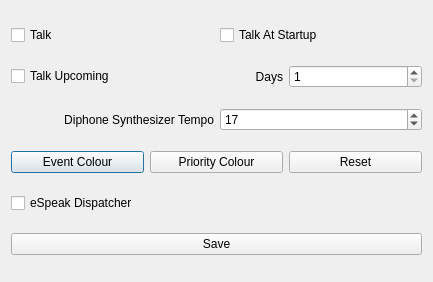
crispinprojects/talkcalendar, file src/configdialog.ui: the form before one commit.
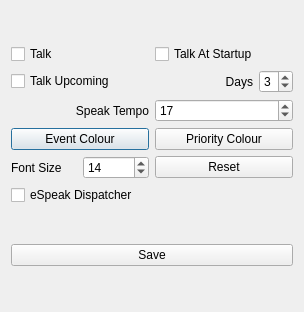
The form after the commit.

Patch:
```diff
--- a/src/configdialog.ui
+++ b/src/configdialog.ui
@@ -6,8 +6,8 @@
    <rect>
     <x>0</x>
     <y>0</y>
-    <width>433</width>
-    <height>282</height>
+    <width>304</width>
+    <height>312</height>
    </rect>
   </property>
   <property name="windowTitle">
@@ -15,7 +15,9 @@
   </property>
   <layout class="QGridLayout" name="gridLayout">
    <item row="0" column="0">
-    <layout class="QHBoxLayout" name="horizontalLayout">
+    <layout class="QVBoxLayout" name="verticalLayout">
+     <item>
+      <layout class="QHBoxLayout" name="horizontalLayout_7">
      <item>
       <widget class="QCheckBox" name="checkTalk">
        <property name="text">
@@ -32,8 +34,8 @@
      </item>
     </layout>
    </item>
-   <item row="1" column="0">
-    <layout class="QHBoxLayout" name="horizontalLayout_2">
+     <item>
+      <layout class="QHBoxLayout" name="horizontalLayout_6">
      <item>
       <widget class="QCheckBox" name="checkUpcoming">
        <property name="text">
@@ -42,6 +44,21 @@
       </widget>
      </item>
      <item>
+        <spacer name="horizontalSpacer">
+         <property name="orientation">
+          <enum>Qt::Orientation::Horizontal</enum>
+         </property>
+         <property name="sizeHint" stdset="0">
+          <size>
+           <width>40</width>
+           <height>20</height>
+          </size>
+         </property>
+        </spacer>
+       </item>
+       <item>
+        <layout class="QHBoxLayout" name="horizontalLayout_5">
+         <item>
       <widget class="QLabel" name="labelUpcomingDays">
        <property name="text">
         <string>Days</string>
@@ -59,16 +76,21 @@
        <property name="maximum">
         <number>7</number>
        </property>
+           <property name="value">
+            <number>3</number>
+           </property>
       </widget>
      </item>
     </layout>
    </item>
-   <item row="2" column="0">
+      </layout>
+     </item>
+     <item>
     <layout class="QHBoxLayout" name="horizontalLayout_4">
      <item>
       <widget class="QLabel" name="labelTempo">
        <property name="text">
-        <string>Diphone Synthesizer Tempo</string>
+          <string>Speak Tempo</string>
        </property>
        <property name="alignment">
         <set>Qt::AlignmentFlag::AlignRight|Qt::AlignmentFlag::AlignTrailing|Qt::AlignmentFlag::AlignVCenter</set>
@@ -90,7 +112,7 @@
      </item>
     </layout>
    </item>
-   <item row="3" column="0">
+     <item>
     <layout class="QHBoxLayout" name="horizontalLayout_3">
      <item>
       <widget class="QPushButton" name="btnEventColor">
@@ -106,6 +128,37 @@
        </property>
       </widget>
      </item>
+      </layout>
+     </item>
+     <item>
+      <layout class="QHBoxLayout" name="horizontalLayout_2">
+       <item>
+        <layout class="QHBoxLayout" name="horizontalLayout">
+         <item>
+          <widget class="QLabel" name="label">
+           <property name="text">
+            <string>Font Size</string>
+           </property>
+          </widget>
+         </item>
+         <item>
+          <widget class="QSpinBox" name="spinFontSize">
+           <property name="minimum">
+            <number>10</number>
+           </property>
+           <property name="maximum">
+            <number>24</number>
+           </property>
+           <property name="value">
+            <number>14</number>
+           </property>
+           <property name="displayIntegerBase">
+            <number>10</number>
+           </property>
+          </widget>
+         </item>
+        </layout>
+       </item>
      <item>
       <widget class="QPushButton" name="btnReset">
        <property name="text">
@@ -115,14 +168,16 @@
      </item>
     </layout>
    </item>
-   <item row="4" column="0">
+     <item>
     <widget class="QCheckBox" name="checkDispatcher">
      <property name="text">
       <string>eSpeak Dispatcher</string>
      </property>
     </widget>
    </item>
-   <item row="5" column="0">
+    </layout>
+   </item>
+   <item row="1" column="0">
     <widget class="QPushButton" name="btnSave">
      <property name="text">
       <string>Save</string>
```
Lines whose indentation alone changed are shown as unchanged.
